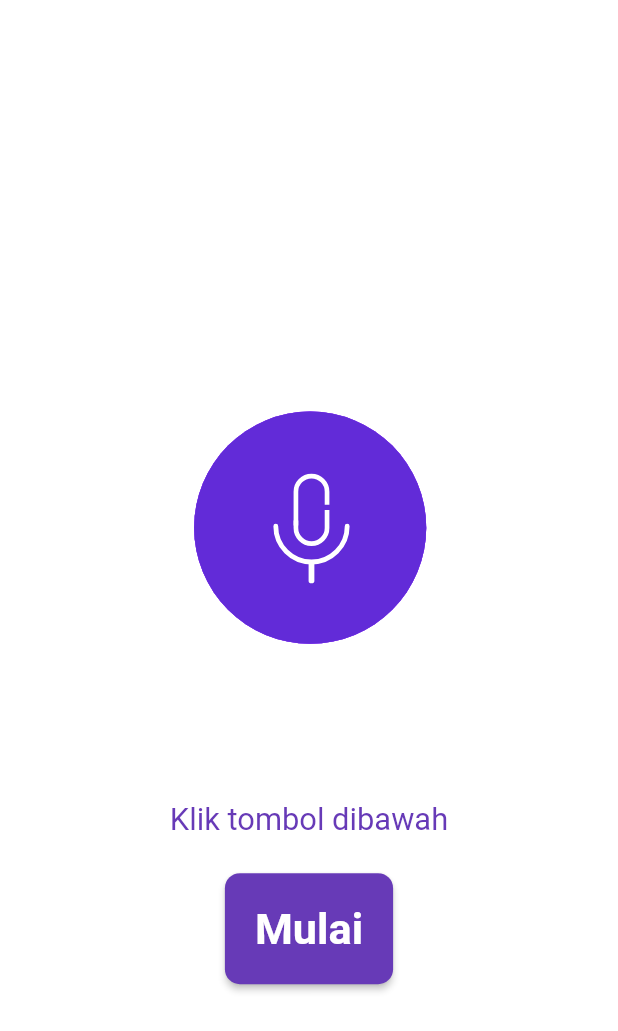
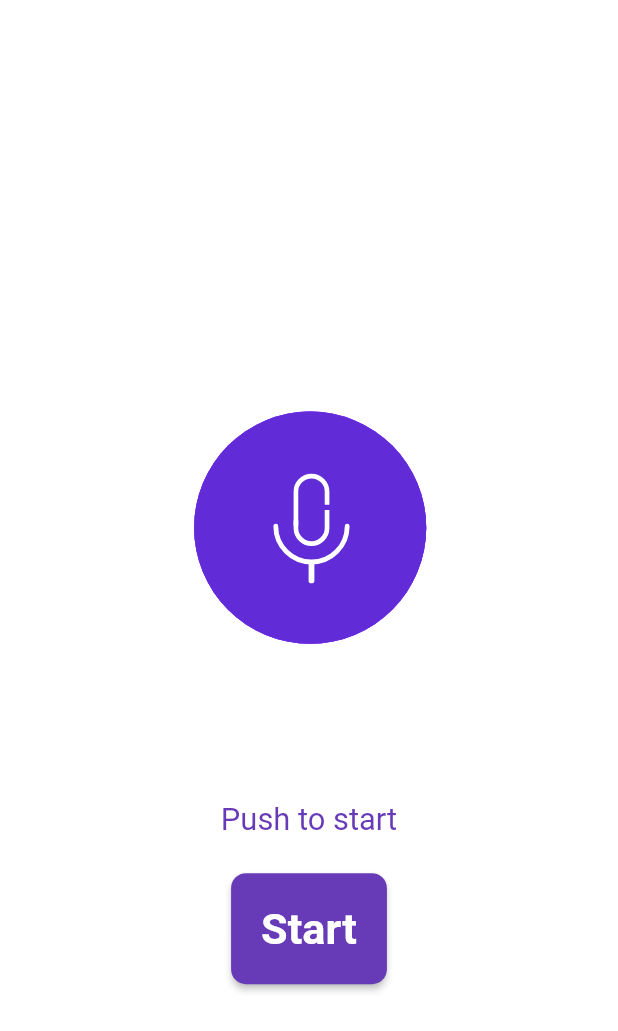
Before and after one commit to smallker/FeedPet-GoogleVoice, a Flutter app: the screen it shows after launch, on a phone screen of 412 x 824 dp. Shown: the top 1031 px of the screen. Run offline on Flutter 3.47's test engine with Material 2 defaults, Android fonts, the phone set to English and light mode, and no system bars; our stand-ins replace audioplayers, firebase_database, fluttertoast, get, lottie, speech_to_text; accounts and stored records are empty.

Commit message:
changed to english

```diff
--- a/Android_flutter/lib/main.dart
+++ b/Android_flutter/lib/main.dart
@@ -1,9 +1,11 @@
 import 'dart:async';
 
+import 'package:assistant_iot/StatusController.dart';
 import 'package:assistant_iot/services/View.dart';
 import 'package:firebase_database/firebase_database.dart';
 import 'package:flutter/material.dart';
 import 'package:fluttertoast/fluttertoast.dart';
+import 'package:get/get.dart';
 import 'package:lottie/lottie.dart';
 import 'package:speech_to_text/speech_to_text.dart';
 import 'package:speech_to_text/speech_recognition_error.dart';
@@ -16,7 +18,7 @@ void main() => runApp(Start());
 class Start extends StatelessWidget {
   @override
   Widget build(BuildContext context) {
-    return MaterialApp(
+    return GetMaterialApp(
       title: 'Voice Recognition',
       debugShowCheckedModeBanner: false,
       theme: ThemeData(
@@ -26,9 +28,6 @@ class Start extends StatelessWidget {
         visualDensity: VisualDensity.adaptivePlatformDensity,
       ),
       home: App(),
-//      routes: {
-//        DiscoveryPage().route : (BuildContext context) => DiscoveryPage(),
-//      },
     );
   }
 }
@@ -51,7 +50,7 @@ class _AppState extends State<App> with TickerProviderStateMixin {
   String deviceAddress;
   bool status = false;
   final SpeechToText speech = SpeechToText();
-
+  final StatusController _statusController = Get.put(StatusController());
   Future<void> initSpeech() async {
     await speech.initialize(onError: errorListener, onStatus: statusListener);
     await speech.locales();
@@ -66,7 +65,7 @@ class _AppState extends State<App> with TickerProviderStateMixin {
     speech.listen(
         onResult: resultListener,
         listenFor: Duration(seconds: 5),
-        localeId: 'in_ID',
+        localeId: 'en_US',
         cancelOnError: true,
         partialResults: true,
         onDevice: true,
@@ -93,17 +92,20 @@ class _AppState extends State<App> with TickerProviderStateMixin {
 
   Future<AudioPlayer> penuh() async {
     AudioCache cache = new AudioCache();
-    return await cache.play("penuh.mp3");
+    Get.find<StatusController>().updateStatus(1);
+    return await cache.play("full.mp3");
   }
 
   Future<AudioPlayer> kosong() async {
     AudioCache cache = new AudioCache();
-    return await cache.play("kosong.mp3");
+    Get.find<StatusController>().updateStatus(0);
+    return await cache.play("empty.mp3");
   }
 
   Future<AudioPlayer> isi() async {
     AudioCache cache = new AudioCache();
-    return await cache.play("isi.mp3");
+    Get.find<StatusController>().updateStatus(2);
+    return await cache.play("feeding.mp3");
   }
 
   @override
@@ -116,7 +118,7 @@ class _AppState extends State<App> with TickerProviderStateMixin {
       if (lastWords != "" &&
           sent == false &&
           lastStatus == 'notListening' &&
-          lastWords.toLowerCase() == "cek kondisi tempat makan") {
+          lastWords.toLowerCase() == "check the food") {
         print('mengecek database');
         var status =
             FirebaseDatabase.instance.reference().child('/status').once();
@@ -124,16 +126,14 @@ class _AppState extends State<App> with TickerProviderStateMixin {
           print(snapshot);
           if (snapshot.value)
             penuh();
-          // print('penuh');
           else
             kosong();
-          // print('kosong');
         });
         sent = true;
       } else if (lastWords != "" &&
           sent == false &&
           lastStatus == 'notListening' &&
-          lastWords.toLowerCase() == "isi tempat makan") {
+          lastWords.toLowerCase() == "feed my pet") {
         await FirebaseDatabase.instance
             .reference()
             .child('/')
@@ -170,21 +170,25 @@ class _AppState extends State<App> with TickerProviderStateMixin {
                             ..reset()),
                     ),
             ),
-            Flexible(
+            GetBuilder<StatusController>(
+              builder: (_) {
+                return Flexible(
                     flex: 4,
                     child: lastStatus == 'listening'
                         ? Text(
-                        'Perintah : $lastWords\n',
+                            'Command : $lastWords',
                             style: TextStyle(
                                 color: Colors.deepPurple,
                                 fontSize: View.blockX * 5),
                           )
                         : Text(
-                        'Klik tombol dibawah\n',
+                            '${_.status}\n',
                             style: TextStyle(
                                 color: Colors.deepPurple,
                                 fontSize: View.blockX * 5),
-                      )),
+                          ));
+              },
+            ),
             Flexible(
               flex: 1,
               child: RaisedButton(
@@ -193,13 +197,14 @@ class _AppState extends State<App> with TickerProviderStateMixin {
                     borderRadius: BorderRadius.circular(10)),
                 color: Colors.deepPurple,
                 child: Text(
-                  'Mulai',
+                  'Start',
                   style: TextStyle(
                       color: Colors.white,
                       fontWeight: FontWeight.bold,
                       fontSize: View.blockX * 7),
                 ),
                 onPressed: () {
+                  Get.find<StatusController>().updateStatus(3);
                   startListening();
                 },
               ),
```
Also changed, not shown: Android_flutter/lib/StatusController.dart (added, +21 -0 lines), Android_flutter/pubspec.yaml (+3 -5 lines), Android_flutter/pubspec.lock, 6 other files. Lines whose indentation alone changed are shown as unchanged.
